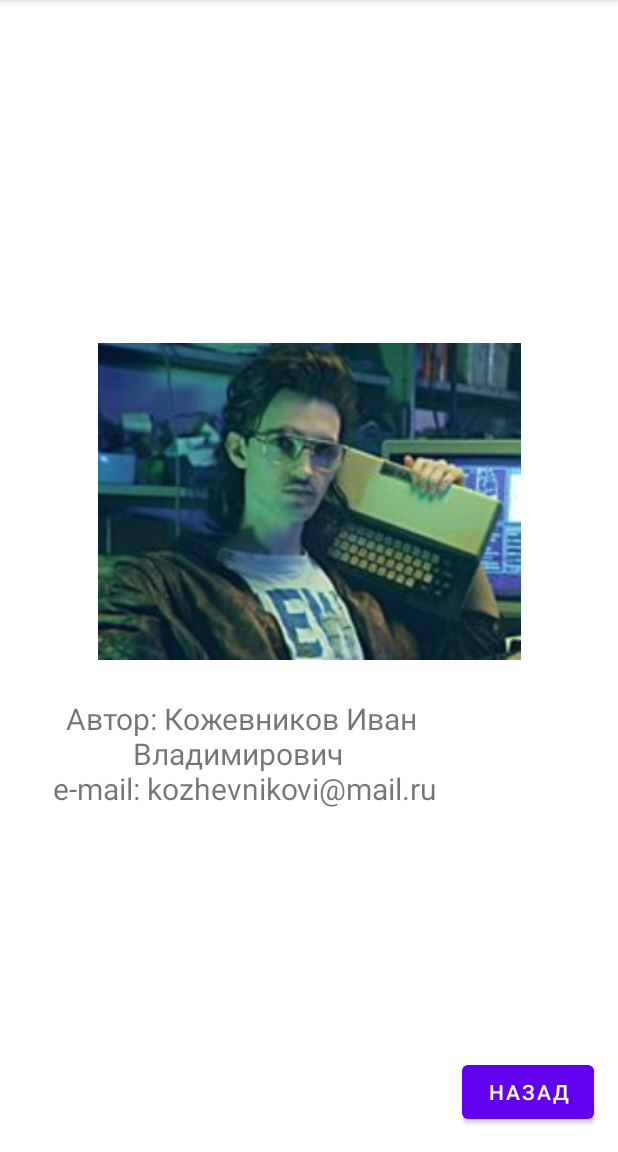
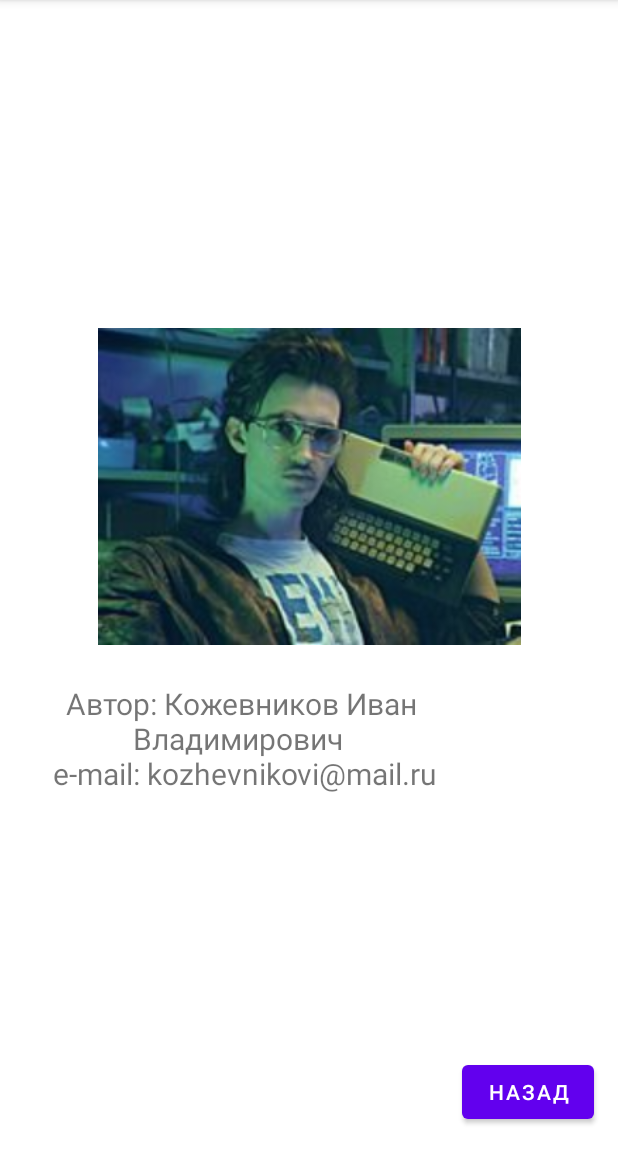
Before and after one commit to Spirit5736/GuessNumber, an Android app: the AboutActivity screen opened directly, with no data from a screen before it, on a phone screen of 412 x 824 dp, the part 84-1236 px from its top. Run offline under Robolectric (Android 15) with nearby library versions, the phone set to English and light mode, and no system bars.

Commit message:
fixed sizes

```diff
--- a/app/src/main/res/layout/activity_about.xml
+++ b/app/src/main/res/layout/activity_about.xml
@@ -32,7 +32,7 @@
         android:id="@+id/imageView5"
         android:layout_width="282dp"
         android:layout_height="222dp"
-        android:layout_marginBottom="100dp"
+        android:layout_marginBottom="120dp"
         app:layout_constraintBottom_toBottomOf="parent"
         app:layout_constraintEnd_toEndOf="parent"
         app:layout_constraintStart_toStartOf="parent"
--- a/app/src/main/res/layout/activity_wellcome.xml
+++ b/app/src/main/res/layout/activity_wellcome.xml
@@ -23,6 +23,7 @@
         android:id="@+id/imageView2"
         android:layout_width="269dp"
         android:layout_height="275dp"
+        android:layout_marginBottom="70dp"
         app:layout_constraintBottom_toBottomOf="parent"
         app:layout_constraintEnd_toEndOf="parent"
         app:layout_constraintHorizontal_bias="0.497"
```
